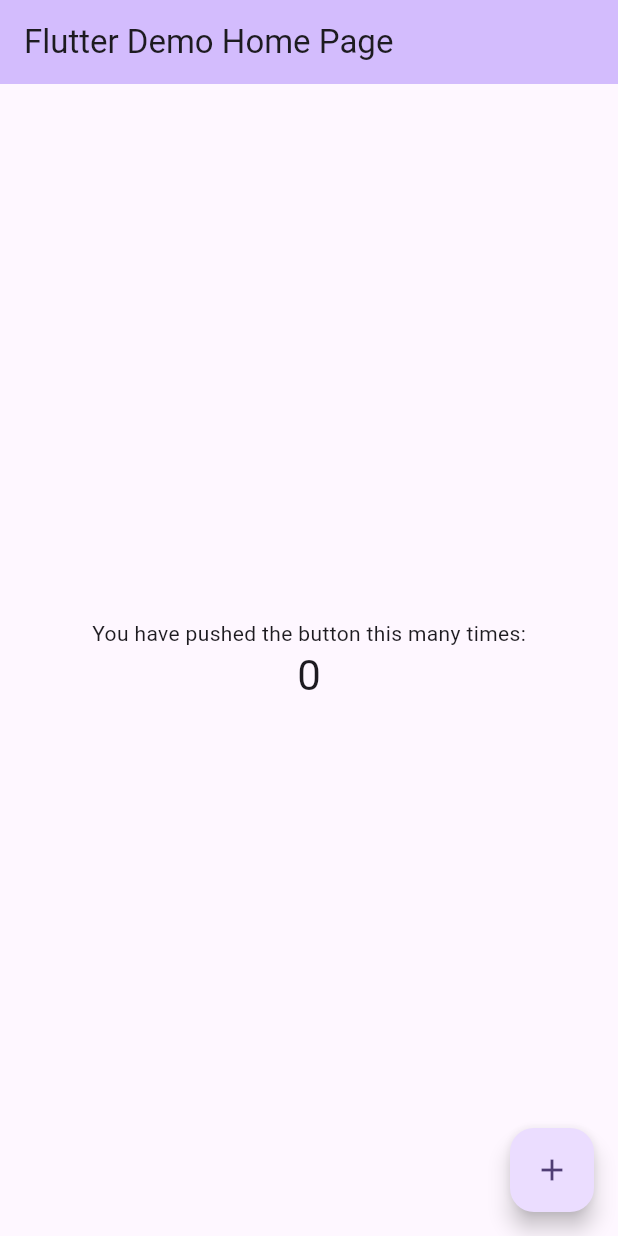
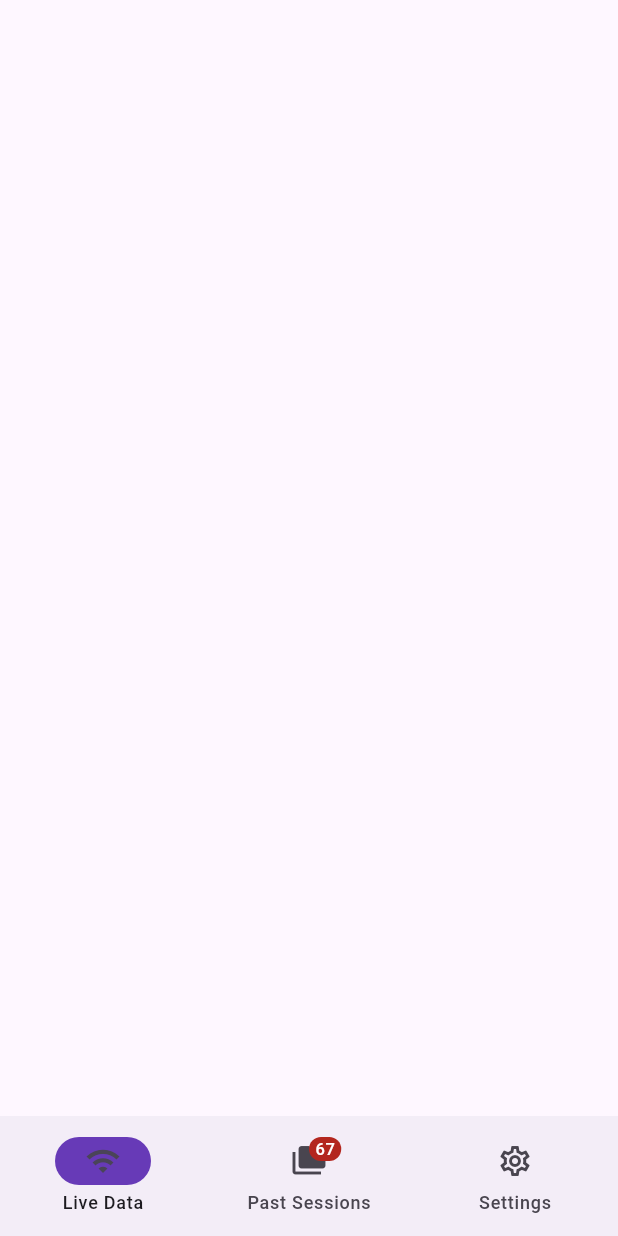
Before and after one commit to HexSK/AssettoLog, a Flutter app: the screen it shows after launch, on a phone screen of 412 x 824 dp. Run offline on Flutter 3.47's test engine with Material 3 defaults, Android fonts, the phone set to English and light mode, and no system bars.

Commit message:
we have a navbar, it's not working but we do have it

```diff
--- a/assettologflutter/lib/main.dart
+++ b/assettologflutter/lib/main.dart
@@ -1,122 +1,56 @@
 import 'package:flutter/material.dart';
 
-void main() {
-  runApp(const MyApp());
+void main() => runApp(const AssettoLogApp());
+
+class AssettoLogApp extends StatelessWidget {
+  const AssettoLogApp({super.key});
+
+  @override
+  Widget build(BuildContext context) {
+    return MaterialApp(home: AssettoLogNav());
+  }
 }
 
-class MyApp extends StatelessWidget {
-  const MyApp({super.key});
+class AssettoLogNav extends StatefulWidget {
+  const AssettoLogNav({super.key});
 
-  // This widget is the root of your application.
+  @override
+  State<AssettoLogNav> createState() => _AssettoLogNavState();
+}
+
+class _AssettoLogNavState extends State<AssettoLogNav> {
+  int currentPageIndex = 0;
+  int pastSessionsAmount = 67;
   @override
   Widget build(BuildContext context) {
-    return MaterialApp(
-      title: 'Flutter Demo',
-      theme: ThemeData(
-        // This is the theme of your application.
-        //
-        // TRY THIS: Try running your application with "flutter run". You'll see
-        // the application has a purple toolbar. Then, without quitting the app,
-        // try changing the seedColor in the colorScheme below to Colors.green
-        // and then invoke "hot reload" (save your changes or press the "hot
-        // reload" button in a Flutter-supported IDE, or press "r" if you used
-        // the command line to start the app).
-        //
-        // Notice that the counter didn't reset back to zero; the application
-        // state is not lost during the reload. To reset the state, use hot
-        // restart instead.
-        //
-        // This works for code too, not just values: Most code changes can be
-        // tested with just a hot reload.
-        colorScheme: ColorScheme.fromSeed(seedColor: Colors.deepPurple),
+    return Scaffold(
+      bottomNavigationBar: NavigationBar(
+        onDestinationSelected: (int index) {
+          setState(() {
+            currentPageIndex = index;
+          });
+        },
+        indicatorColor: Colors.deepPurple,
+        selectedIndex: currentPageIndex,
+        destinations: <Widget>[
+          NavigationDestination(
+            icon: Icon(Icons.wifi),
+            label: "Live Data"
+          ),
+          NavigationDestination(
+            icon: Badge(
+              label: Text(pastSessionsAmount.toString()),
+              child: Icon(Icons.folder_copy)
+            ),
+            label: "Past Sessions"
+          ),
+          NavigationDestination(
+            selectedIcon: Icon(Icons.settings),
+            icon: Icon(Icons.settings_outlined),
+            label: "Settings"
+          ),
+        ],//we go get food brr
       ),
-      home: const MyHomePage(title: 'Flutter Demo Home Page'),
     );
   }
 }
-
-class MyHomePage extends StatefulWidget {
-  const MyHomePage({super.key, required this.title});
-
-  // This widget is the home page of your application. It is stateful, meaning
-  // that it has a State object (defined below) that contains fields that affect
-  // how it looks.
-
-  // This class is the configuration for the state. It holds the values (in this
-  // case the title) provided by the parent (in this case the App widget) and
-  // used by the build method of the State. Fields in a Widget subclass are
-  // always marked "final".
-
-  final String title;
-
-  @override
-  State<MyHomePage> createState() => _MyHomePageState();
-}
-
-class _MyHomePageState extends State<MyHomePage> {
-  int _counter = 0;
-
-  void _incrementCounter() {
-    setState(() {
-      // This call to setState tells the Flutter framework that something has
-      // changed in this State, which causes it to rerun the build method below
-      // so that the display can reflect the updated values. If we changed
-      // _counter without calling setState(), then the build method would not be
-      // called again, and so nothing would appear to happen.
-      _counter++;
-    });
-  }
-
-  @override
-  Widget build(BuildContext context) {
-    // This method is rerun every time setState is called, for instance as done
-    // by the _incrementCounter method above.
-    //
-    // The Flutter framework has been optimized to make rerunning build methods
-    // fast, so that you can just rebuild anything that needs updating rather
-    // than having to individually change instances of widgets.
-    return Scaffold(
-      appBar: AppBar(
-        // TRY THIS: Try changing the color here to a specific color (to
-        // Colors.amber, perhaps?) and trigger a hot reload to see the AppBar
-        // change color while the other colors stay the same.
-        backgroundColor: Theme.of(context).colorScheme.inversePrimary,
-        // Here we take the value from the MyHomePage object that was created by
-        // the App.build method, and use it to set our appbar title.
-        title: Text(widget.title),
-      ),
-      body: Center(
-        // Center is a layout widget. It takes a single child and positions it
-        // in the middle of the parent.
-        child: Column(
-          // Column is also a layout widget. It takes a list of children and
-          // arranges them vertically. By default, it sizes itself to fit its
-          // children horizontally, and tries to be as tall as its parent.
-          //
-          // Column has various properties to control how it sizes itself and
-          // how it positions its children. Here we use mainAxisAlignment to
-          // center the children vertically; the main axis here is the vertical
-          // axis because Columns are vertical (the cross axis would be
-          // horizontal).
-          //
-          // TRY THIS: Invoke "debug painting" (choose the "Toggle Debug Paint"
-          // action in the IDE, or press "p" in the console), to see the
-          // wireframe for each widget.
-          mainAxisAlignment: MainAxisAlignment.center,
-          children: <Widget>[
-            const Text('You have pushed the button this many times:'),
-            Text(
-              '$_counter',
-              style: Theme.of(context).textTheme.headlineMedium,
-            ),
-          ],
-        ),
-      ),
-      floatingActionButton: FloatingActionButton(
-        onPressed: _incrementCounter,
-        tooltip: 'Increment',
-        child: const Icon(Icons.add),
-      ), // This trailing comma makes auto-formatting nicer for build methods.
-    );
-  }
-}
```
